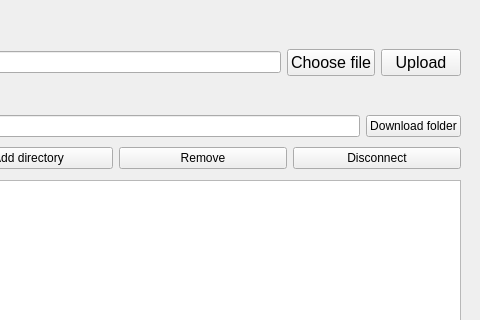
manhtd98/Qt-ftp-app, file fileview.ui: the form before one commit; both pictures show x 240 to 720 and y 0 to 320 of the 720 by 560 pixel window.
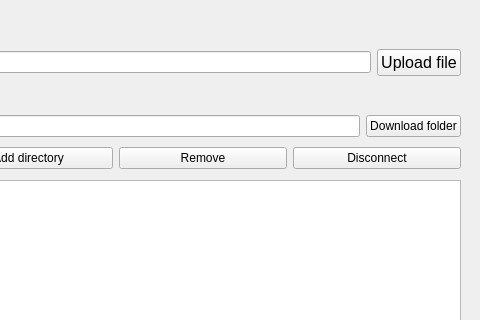
The form after the commit.

Commit message: remove button and fix recursive remove dir

What changed in the file:
```diff
--- a/fileview.ui
+++ b/fileview.ui
@@ -62,25 +62,7 @@
          </font>
         </property>
         <property name="text">
-         <string>Choose file</string>
-        </property>
-       </widget>
-      </item>
-      <item>
-       <widget class="QPushButton" name="pushButton">
-        <property name="sizePolicy">
-         <sizepolicy hsizetype="Minimum" vsizetype="Fixed">
-          <horstretch>0</horstretch>
-          <verstretch>1</verstretch>
-         </sizepolicy>
-        </property>
-        <property name="font">
-         <font>
-          <pointsize>12</pointsize>
-         </font>
-        </property>
-        <property name="text">
-         <string>Upload</string>
+         <string>Upload file</string>
         </property>
        </widget>
       </item>
```
The commit also changes 5 other files.
